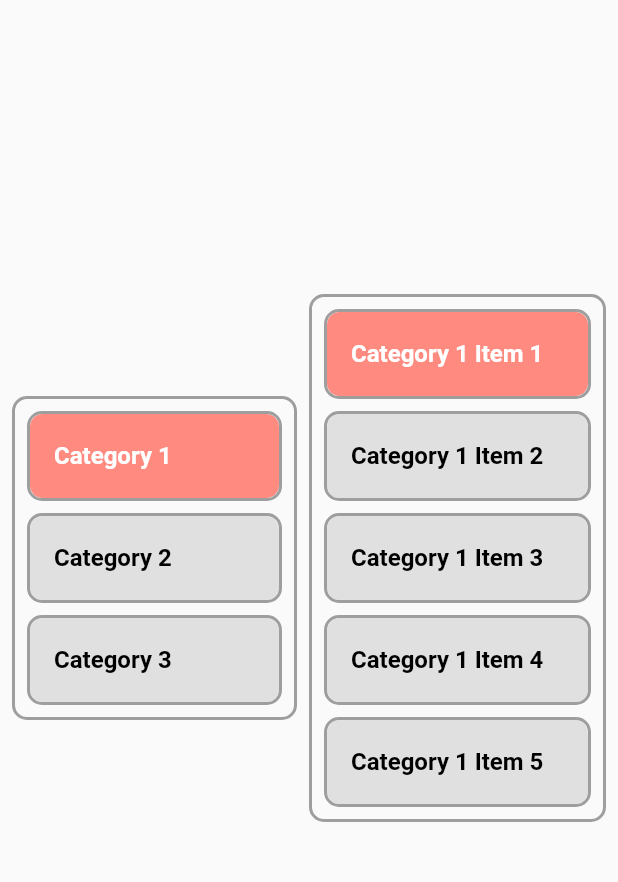
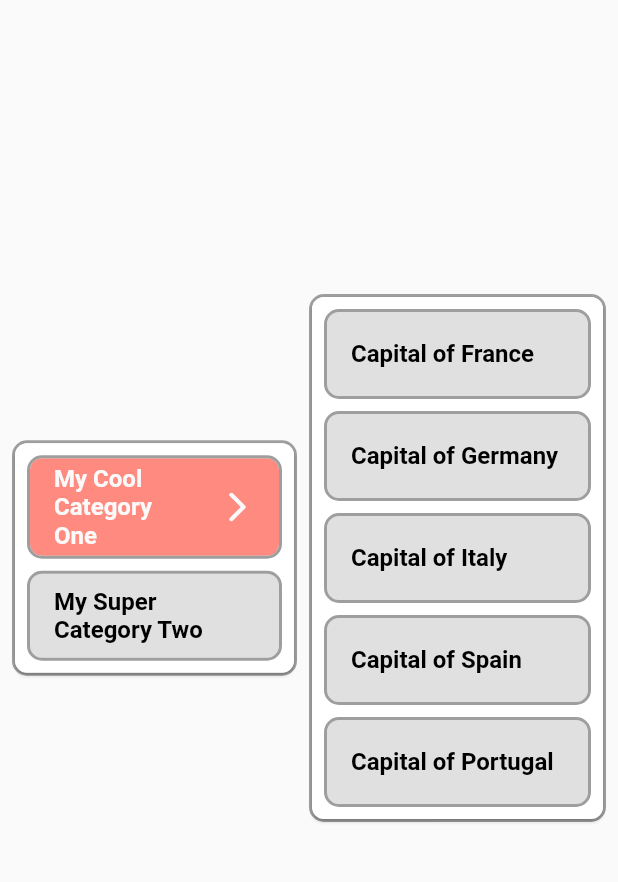
Before and after one commit to jofb/KIT301_Ears, a Flutter app: the screen it shows after launch, tab 2 chosen, on a phone screen of 412 x 824 dp, the part 120-1002 px from its top. Run offline on Flutter 3.47's test engine with Material 2 defaults, Android fonts, the phone set to English and light mode, and no system bars.

Commit message:
Added som thangs

```diff
--- /dev/null
+++ b/lib/category.dart
@@ -0,0 +1,32 @@
+class Category {
+  final String categoryName;
+  final List<Question> questions;
+
+  Category.fromJson(Map<String, dynamic> json)
+  :
+    categoryName = json['category_name'],
+    questions = List<Question>.from(json['questions'].map((question) => Question.fromJson(question)));
+
+  Map<String, dynamic> toJson() =>
+      {
+        'category_name': categoryName,
+        'questions': questions,
+      };
+}
+
+class Question {
+  final String full;
+  final String short;
+  final String type;
+  final String id;
+
+  Question.fromJson(Map<String, dynamic> json)
+  :
+    full = json['full_question'],
+    short = json['short_question'],
+    type = json['type'],
+    id = json['id'];
+
+  Question(this.full, this.short, this.type, this.id);
+
+}
--- a/lib/main.dart
+++ b/lib/main.dart
@@ -1,7 +1,7 @@
 import 'package:flutter/material.dart';
-import 'package:kit301_ears/invitationTab.dart';
-import 'package:kit301_ears/qAndSTab.dart';
-import 'package:kit301_ears/othersTab.dart';
+import 'package:kit301_ears/invitation_tab.dart';
+import 'package:kit301_ears/questions_tab.dart';
+import 'package:kit301_ears/others_tab.dart';
 
 void main() {
   runApp(const MyApp());
--- a/lib/qAndSTab.dart
+++ /dev/null
@@ -1,175 +0,0 @@
-import 'package:flutter/material.dart';
-
-class QuestionsTab extends StatefulWidget {
-  const QuestionsTab({super.key});
-
-  @override
-  State<QuestionsTab> createState() => _QuestionsTabState();
-}
-
-class _QuestionsTabState extends State<QuestionsTab> {
-  final List<String> _Categories = [
-    "Category 1",
-    "Category 2",
-    "Category 3"
-  ];
-
-  final List<String> _CategoryOneItems = [
-    "Category 1 Item 1",
-    "Category 1 Item 2",
-    "Category 1 Item 3",
-    "Category 1 Item 4",
-    "Category 1 Item 5"
-  ];
-
-  final List<String> _CategoryTwoItems = [
-    "Category 2 Item 1",
-    "Category 2 Item 2",
-    "Category 2 Item 3",
-    "Category 2 Item 4",
-    "Category 2 Item 5"
-  ];
-
-  final List<String> _CategoryThreeItems = [
-    "Category 3 Item 1",
-    "Category 3 Item 2",
-    "Category 3 Item 3",
-    "Category 3 Item 4",
-    "Category 3 Item 5"
-  ];
-
-  int _selectedIndex = 0;
-  int _selectedItemIndex = 0;
-
-
-  @override
-  Widget build(BuildContext context) {
-    return Row(
-      mainAxisAlignment: MainAxisAlignment.center,
-      children: <Widget>[
-        Expanded(
-          child: Padding(
-            padding: const EdgeInsets.fromLTRB(8, 8, 8, 8),
-            child: Container(
-              decoration: BoxDecoration(
-                border: Border.all(
-                  color: Colors.grey,
-                  width: 2
-                ),
-                borderRadius: BorderRadius.circular(10.0),
-              ),
-              child: ListView.builder(
-                shrinkWrap: true,
-                itemBuilder: (context, index) {
-                  final isLastItem = index == _Categories.length - 1;
-                  return Container(
-                    margin: EdgeInsets.fromLTRB(8, 8, 8, isLastItem ? 8 : 0),
-                    decoration: BoxDecoration(
-                      border: Border.all(
-                        color: Colors.grey,
-                        width: 2
-                        ),
-                      borderRadius: BorderRadius.circular(10.0),
-                    ),
-                    child: Padding(
-                      padding: EdgeInsets.all(0),
-                      child: ListTile(
-                        tileColor: Colors.grey[300],
-                        shape: RoundedRectangleBorder(
-                          borderRadius: BorderRadius.circular(8.5),
-                        ),
-                        title: Text(
-                          _Categories[index],
-                          style: TextStyle(
-                            color: index == _selectedIndex ? Colors.white : Colors.black,
-                            fontWeight: FontWeight.bold
-                          ),
-                          ),
-                        selected: index == _selectedIndex,
-                        selectedTileColor: Colors.redAccent[100],
-                        onTap: () {
-                          setState(() {
-                            _selectedIndex = index;
-                            _selectedItemIndex = 0;
-                          });
-                        },
-                      ),
-                    ),
-                  );
-                },
-                itemCount: _Categories.length,
-              ),
-            ),
-          ),
-        ),
-        Expanded(
-          child: Padding(
-            padding: const EdgeInsets.fromLTRB(0, 8, 8, 8),
-            child: Container(
-              decoration: BoxDecoration(
-                border: Border.all(
-                  color: Colors.grey,
-                  width: 2
-                  ),
-                borderRadius: BorderRadius.circular(10.0),
-              ),
-              child: ListView.builder(
-                shrinkWrap: true,
-                itemBuilder: (context, index) {
-                  List<String> _CategoryItems = []; {
-                    switch (_selectedIndex) {
-                      case 0:
-                        _CategoryItems = _CategoryOneItems;
-                        break;
-                      case 1:
-                        _CategoryItems = _CategoryTwoItems;
-                        break;
-                      case 2:
-                        _CategoryItems = _CategoryThreeItems;
-                        break;
-                    }
-                    final isLastItem = index == _CategoryItems.length - 1;
-                    return Container(
-                      margin: EdgeInsets.fromLTRB(8, 8, 8, isLastItem ? 8 : 0),
-                      decoration: BoxDecoration(
-                        border: Border.all(
-                          color: Colors.grey,
-                          width: 2
-                          ),
-                        borderRadius: BorderRadius.circular(10.0),
-                      ),
-                      child: Padding(
-                        padding: EdgeInsets.all(0),
-                        child: ListTile(
-                          tileColor: Colors.grey[300],
-                          shape: RoundedRectangleBorder(
-                            borderRadius: BorderRadius.circular(8.5),
-                          ),
-                          title: Text(
-                            _CategoryItems[index],
-                            style: TextStyle(
-                              color: index == _selectedItemIndex ? Colors.white : Colors.black,
-                              fontWeight: FontWeight.bold
-                            ),
-                            ),
-                          selected: index == _selectedItemIndex,
-                          selectedTileColor: Colors.redAccent[100],
-                          onTap: () {
-                            setState(() {
-                              _selectedItemIndex = index;
-                            });
-                          },
-                        ),
-                      ),
-                    );
-                  }
-                },
-                itemCount: _CategoryOneItems.length,
-              )
-            ),
-          ),
-        ),
-      ],
-    );
-  }
-}
--- /dev/null
+++ b/lib/questions_tab.dart
@@ -0,0 +1,282 @@
+import 'dart:convert';
+import 'package:flutter/material.dart';
+import 'package:flutter/services.dart' show rootBundle;
+import 'package:kit301_ears/category.dart';
+
+class QuestionsTab extends StatefulWidget {
+  const QuestionsTab({super.key});
+
+  @override
+  State<QuestionsTab> createState() => _QuestionsTabState();
+}
+
+class _QuestionsTabState extends State<QuestionsTab> {
+  List<Category> _categoryList = [];
+
+  Future initCategories() async{
+    List<Category> tempCategoryList = [];
+
+    final manifestContent = await rootBundle.loadString('AssetManifest.json');
+    final Map<String, dynamic> manifestMap = json.decode(manifestContent);
+
+    final categoryPaths = manifestMap.keys
+        .where((String key) => key.contains('categories/'))
+        .where((String key) => key.contains('.json'))
+        .toList();
+
+    for (var path in categoryPaths) {
+      final rawJson = await rootBundle.loadString(path);
+      final category = Category.fromJson(jsonDecode(rawJson));
+      tempCategoryList.add(category);
+    }
+
+    setState(() {
+      _categoryList = tempCategoryList;
+    });
+  }
+
+  @override
+  void initState() {
+    super.initState();
+    initCategories();
+  }
+
+  int _selectedIndex = 0;
+  int _selectedItemIndex = -1;
+
+  @override
+  Widget build(BuildContext context) {
+    if (_categoryList.isEmpty) {
+      return const Center(
+        child: CircularProgressIndicator(),
+      );
+    }
+    return Row(
+      mainAxisAlignment: MainAxisAlignment.center,
+      children: <Widget>[
+        Expanded(
+          child: Padding(
+            padding: const EdgeInsets.all(8),
+            child: Container(
+              decoration: BoxDecoration(
+                border: Border.all(
+                  color: Colors.grey,
+                  width: 2
+                ),
+                borderRadius: BorderRadius.circular(10.0),
+              ),
+              child: Card(
+                shape: RoundedRectangleBorder(
+                  borderRadius: BorderRadius.circular(8),
+                ),
+                margin: EdgeInsets.zero,
+                child: ListView.builder(
+                  shrinkWrap: true,
+                  itemBuilder: (context, index) {
+                    final isLastItem = index == _categoryList.length - 1;
+                    return Container(
+                      margin: EdgeInsets.fromLTRB(8, 8, 8, isLastItem ? 8 : 0),
+                      decoration: BoxDecoration(
+                        border: Border.all(
+                          color: Colors.grey,
+                          width: 2
+                          ),
+                        borderRadius: BorderRadius.circular(10.0),
+                      ),
+                      child: ListTile(
+                        tileColor: Colors.grey[300],
+                        shape: RoundedRectangleBorder(
+                          borderRadius: BorderRadius.circular(8),
+                        ),
+                        title: Text(
+                          _categoryList[index].categoryName,
+                          style: TextStyle(
+                            color: index == _selectedIndex ? Theme.of(context).scaffoldBackgroundColor : Colors.black,
+                            fontWeight: FontWeight.bold
+                          ),
+                        ),
+                        selected: index == _selectedIndex,
+                        selectedTileColor: Colors.redAccent[100],
+                        trailing: index == _selectedIndex
+                            ? Icon(Icons.arrow_forward_ios_rounded, color: Theme.of(context).scaffoldBackgroundColor)
+                            : null,
+                        onTap: () {
+                          setState(() {
+                            _selectedIndex = index;
+                            _selectedItemIndex = -1;
+                          });
+                        },
+                      ),
+                    );
+                  },
+                  itemCount: _categoryList.length,
+                ),
+              ),
+            ),
+          ),
+        ),
+        Expanded(
+          child: Padding(
+            padding: const EdgeInsets.fromLTRB(0, 8, 8, 8),
+            child: Container(
+              decoration: BoxDecoration(
+                border: Border.all(
+                  color: Colors.grey,
+                  width: 2
+                  ),
+                borderRadius: BorderRadius.circular(10.0),
+              ),
+              child: Card(
+                margin: EdgeInsets.zero,
+                shape: RoundedRectangleBorder(
+                  borderRadius: BorderRadius.circular(8),
+                ),
+                child: ListView.builder(
+                  shrinkWrap: true,
+                  itemBuilder: (context, index) {
+                    List<Question> _CategoryItems = _categoryList[_selectedIndex].questions;
+                      final isLastItem = index == _CategoryItems.length - 1;
+                      return Container(
+                        margin: EdgeInsets.fromLTRB(8, 8, 8, isLastItem ? 8 : 0),
+                        decoration: BoxDecoration(
+                          border: Border.all(
+                            color: Colors.grey,
+                            width: 2
+                            ),
+                          borderRadius: BorderRadius.circular(10.0),
+                        ),
+                        child: ListTile(
+                          tileColor: Colors.grey[300],
+                          shape: RoundedRectangleBorder(
+                            borderRadius: BorderRadius.circular(8),
+                          ),
+                          title: Text(
+                            _CategoryItems[index].short,
+                            style: TextStyle(
+                              color: index == _selectedItemIndex ? Theme.of(context).scaffoldBackgroundColor : Colors.black,
+                              fontWeight: FontWeight.bold
+                            ),
+                          ),
+                          selected: index == _selectedItemIndex,
+                          selectedTileColor: Colors.redAccent[100],
+                          onTap: () {
+                            setState(() {
+                              _selectedItemIndex = index;
+                            });
+                            showDialog(
+                              context: context,
+                              barrierColor: Colors.black.withOpacity(0.75),
+                              builder: (BuildContext context) {
+                                return Dialog(
+                                  shape: RoundedRectangleBorder(
+                                    borderRadius: BorderRadius.circular(10.0),
+                                  ),
+                                  child: WillPopScope(
+                                    onWillPop: () async {
+                                      setState(() {
+                                        _selectedItemIndex = -1;
+                                      });
+                                      return true;
+                                    },
+                                    child: Padding(
+                                      padding: EdgeInsets.all(4),
+                                      child: Container(
+                                        width: MediaQuery.of(context).size.width * 0.7, // Adjust width as needed
+                                        height: MediaQuery.of(context).size.height * 0.7, // Adjust height as needed
+                                        decoration: BoxDecoration(
+                                          border: Border.all(
+                                            color: Colors.grey,
+                                            width: 2
+                                            ),
+                                          borderRadius: BorderRadius.circular(8.0),
+                                        ),
+                                        padding: const EdgeInsets.fromLTRB(30.0, 25.0, 30.0, 25.0),
+                                        child: Column(
+                                          mainAxisAlignment: MainAxisAlignment.spaceBetween,
+                                          children: [
+                                            Text(
+                                              _CategoryItems[index].short,
+                                              style: const TextStyle(
+                                                fontSize: 20.0,
+                                                fontWeight: FontWeight.bold,
+                                              ),
+                                            ),
+                                            const SizedBox(height: 20.0),
+                                            Text(
+                                              _CategoryItems[index].full,
+                                              style: const TextStyle(fontSize: 16.0),
+                                            ),
+                                            const SizedBox(height: 20.0),
+                                            Row(
+                                              mainAxisAlignment: MainAxisAlignment.spaceBetween,
+                                              children: [
+                                                ElevatedButton(
+                                                  onPressed: () {
+                                                    setState(() {
+                                                      _selectedItemIndex = -1;
+                                                    });
+                                                    Navigator.of(context).pop();
+                                                  },
+                                                  style: ElevatedButton.styleFrom(
+                                                    padding: const EdgeInsets.symmetric(
+                                                      vertical: 30.0,
+                                                      horizontal: 60.0,
+                                                    ),
+                                                    shape: RoundedRectangleBorder(
+                                                      borderRadius: BorderRadius.circular(10.0),
+                                                    ),
+                                                    backgroundColor: Colors.redAccent,
+                                                    ),
+                                                  child: const Text(
+                                                    'Cancel',
+                                                    style: TextStyle(fontSize: 18.0),
+                                                  ),
+                                                ),
+                                                ElevatedButton(
+                                                  onPressed: () {
+                                                    Navigator.of(context).pop();
+                                                    Future.delayed(const Duration(seconds: 5), () {
+                                                      setState(() {
+                                                        _selectedItemIndex = -1;
+                                                      });
+                                                    });
+                                                  },
+                                                  style: ElevatedButton.styleFrom(
+                                                    padding: const EdgeInsets.symmetric(
+                                                      vertical: 30.0,
+                                                      horizontal: 60.0,
+                                                    ),
+                                                    shape: RoundedRectangleBorder(
+                                                      borderRadius: BorderRadius.circular(10.0),
+                                                    ),
+                                                    backgroundColor: Colors.green
+                                                  ),
+                                                  child: const Text(
+                                                    'Confirm',
+                                                    style: TextStyle(fontSize: 18.0),
+                                                  ),
+                                                ),
+                                              ],
+                                            ),
+                                          ],
+                                        ),
+                                      ),
+                                    ),
+                                  ),
+                                );
+                              },
+                            );
+                          },
+                        ),
+                      );
+                  },
+                  itemCount: _categoryList[_selectedIndex].questions.length,
+                ),
+              )
+            ),
+          ),
+        ),
+      ],
+    );
+  }
+}
--- a/pubspec.yaml
+++ b/pubspec.yaml
@@ -59,9 +59,8 @@ flutter:
   uses-material-design: true
 
   # To add assets to your application, add an assets section, like this:
-  # assets:
-  #   - images/a_dot_burr.jpeg
-  #   - images/a_dot_ham.jpeg
+  assets:
+    - assets/categories/
 
   # An image asset can refer to one or more resolution-specific "variants", see
   # https://flutter.dev/assets-and-images/#resolution-aware
```
Also changed, not shown: assets/categories/test_category.json (added, +35 -0 lines), assets/categories/test_category_two.json (added, +29 -0 lines), lib/invitation_tab.dart (renamed from lib/invitationTab.dart), lib/others_tab.dart (renamed from lib/othersTab.dart).
